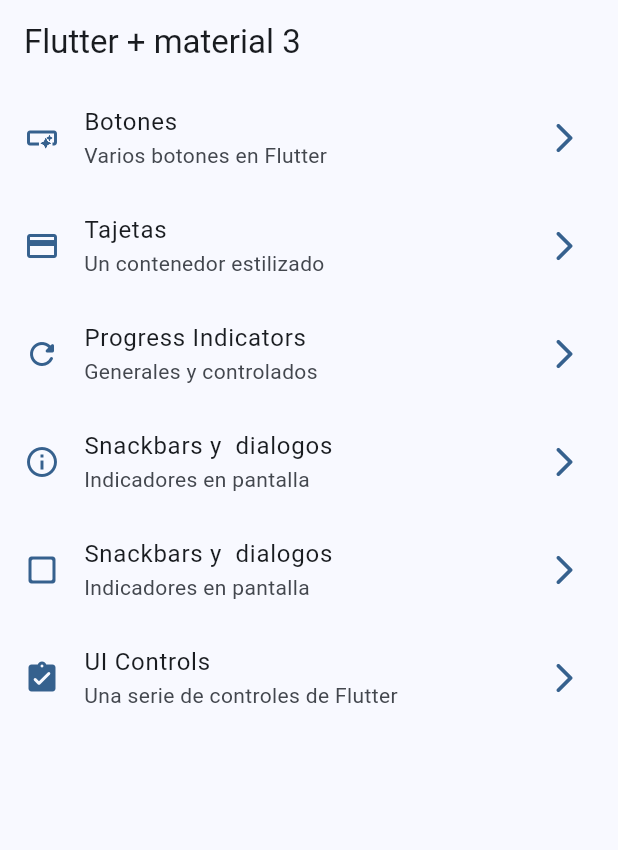
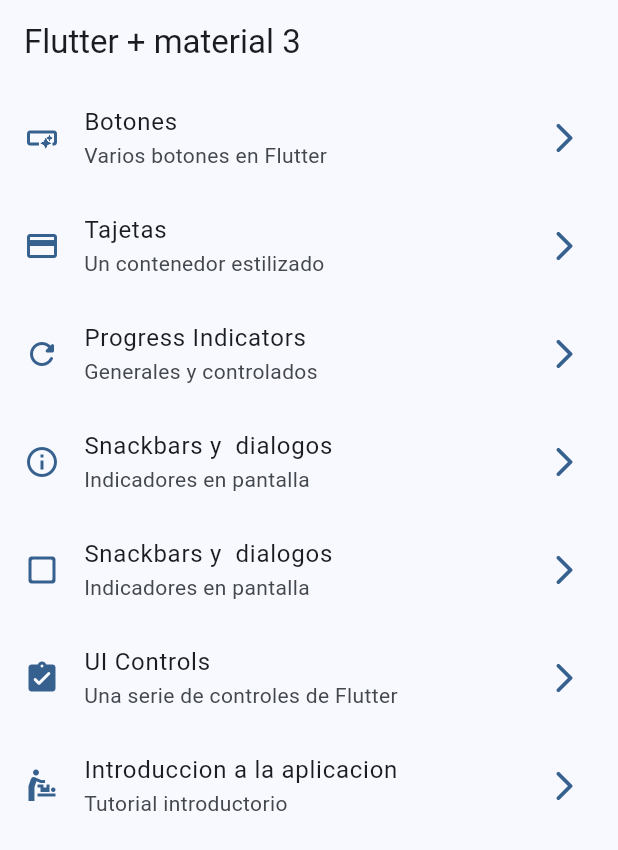
Before and after one commit to Freddy009L/widgets_app, a Flutter app: the screen it shows after launch, on a phone screen of 412 x 824 dp. Shown: the top 850 px of the screen. Run offline on Flutter 3.47's test engine with Material 3 defaults, Android fonts, the phone set to English and light mode, and no system bars; our stand-ins replace go_router.

Commit message:
Tutorial avanzado falta mostrar las imagenes correctamente

```diff
--- a/lib/config/menu/menu_iitems.dart
+++ b/lib/config/menu/menu_iitems.dart
@@ -58,4 +58,11 @@ MenuIitems(
   link: '/ui-controls',
   icon: Icons.assignment_turned_in_rounded
 ),
+
+MenuIitems(
+  title: 'Introduccion a la aplicacion',
+  subTitle: 'Tutorial introductorio',
+  link: '/tutorial',
+  icon: Icons.baby_changing_station_sharp
+),
 ];
--- a/lib/config/router/app_router.dart
+++ b/lib/config/router/app_router.dart
@@ -40,5 +40,10 @@ final appRouter = GoRouter(
       name: UiControlScreens.name,
       builder: (context, state) => UiControlScreens(),
       ),
+      GoRoute(
+      path: '/tutorial',
+      name: AppTutorialScreens.name,
+      builder: (context, state) => AppTutorialScreens(),
+      ),
   ],
 );
--- a/lib/main.dart
+++ b/lib/main.dart
@@ -15,7 +15,7 @@ class MainApp extends StatelessWidget {
       title: 'Flutter Widget',
       routerConfig: appRouter,
       debugShowCheckedModeBanner: false,
-      theme: AppTheme(selectedColor: 5).getTheme(),
+      theme: AppTheme(selectedColor: 3).getTheme(),
     );
   }
 }
--- a/lib/presentation/screens/sccrens.dart
+++ b/lib/presentation/screens/sccrens.dart
@@ -1,5 +1,5 @@
 export 'package:widgets_app/presentation/animated/animated_screens.dart';
-export 'package:widgets_app/presentation/animated/app_tutorial_screens.dart';
+export 'package:widgets_app/presentation/animated/app_tutorial/app_tutorial_screens.dart';
 export 'package:widgets_app/presentation/animated/infinite_scroll/infinite_scroll_screens.dart';
 export 'package:widgets_app/presentation/screens/buttons_screen.dart';
 export 'package:widgets_app/presentation/screens/cards/cards_screen.dart';
--- a/lib/presentation/screens/ui_control/ui_control_screens.dart
+++ b/lib/presentation/screens/ui_control/ui_control_screens.dart
@@ -117,7 +117,6 @@ class _UiControlViewState extends State<_UiControlView> {
         wantsDinner = !wantsDinner;
         }),
         ),
-
       ],
     );
   }
--- a/pubspec.yaml
+++ b/pubspec.yaml
@@ -18,3 +18,5 @@ dev_dependencies:
 
 flutter:
   uses-material-design: true
+  assets:
+    - assets/images/
```
Also changed, not shown: lib/presentation/animated/app_tutorial/app_tutorial_screens.dart (added, +124 -0 lines), lib/presentation/animated/app_tutorial_screens.dart (deleted, +0 -13 lines), assets/Images/1.png (added), assets/Images/2.png (added), assets/Images/3.png (added), assets/Images/jar-loading.gif (added).
